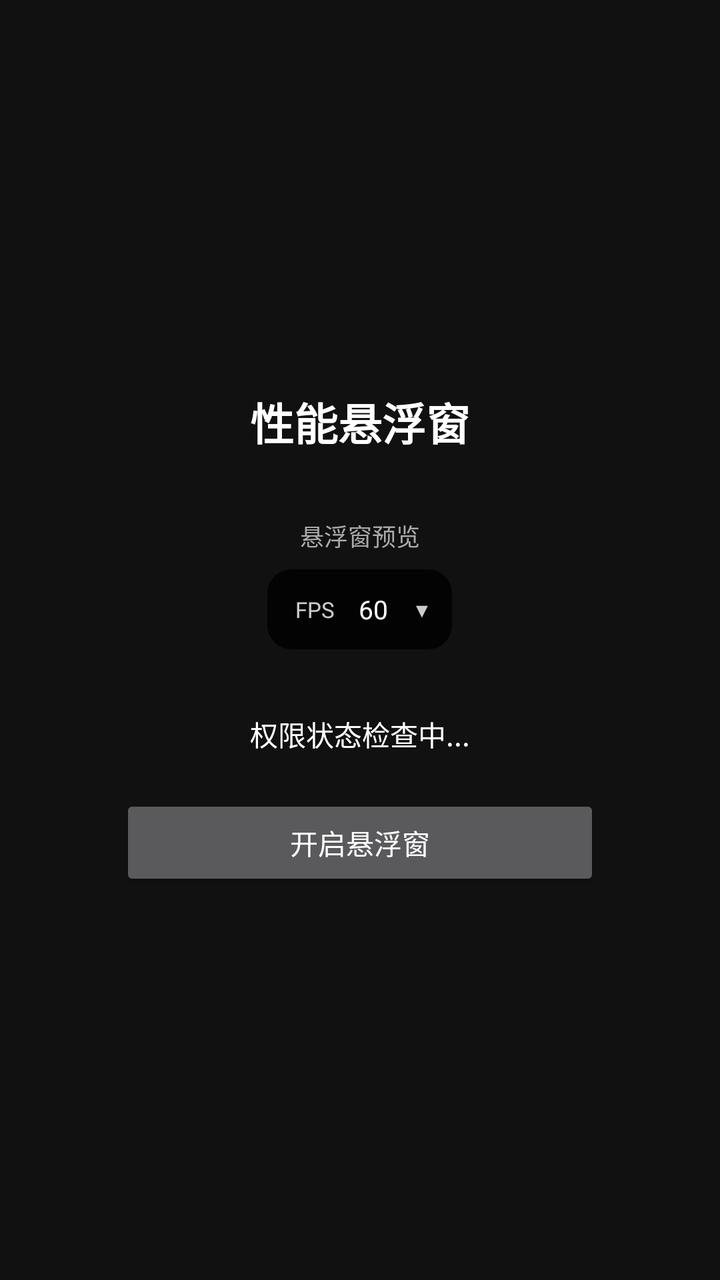
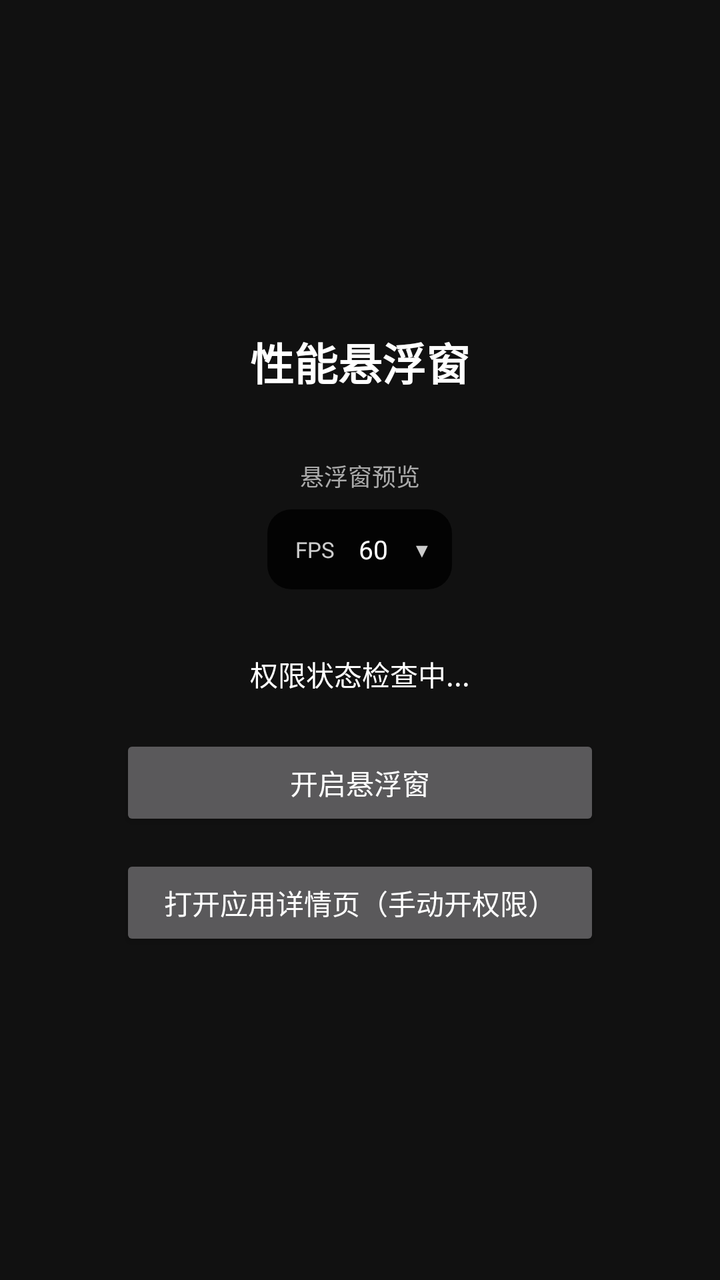

The first picture is an Android layout as it rendered before a commit; the second is the same layout after the commit. The layout source and the unified diff follow.
<!-- AndroidManifest.xml: application theme Theme.PerfOverlay -->
<!-- res/layout/activity_main.xml -->
<?xml version="1.0" encoding="utf-8"?>

<LinearLayout xmlns:android="http://schemas.android.com/apk/res/android"
    android:layout_width="match_parent"
    android:layout_height="match_parent"
    android:orientation="vertical"
    android:gravity="center"
    android:padding="24dp"
    android:background="#111111">

    <TextView
        android:layout_width="wrap_content"
        android:layout_height="wrap_content"
        android:text="@string/app_name"
        android:textColor="#FFFFFF"
        android:textSize="22sp"
        android:textStyle="bold"
        android:layout_marginBottom="32dp"/>

    <TextView
        android:layout_width="wrap_content"
        android:layout_height="wrap_content"
        android:text="悬浮窗预览"
        android:textColor="#AAAAAA"
        android:textSize="12sp"
        android:layout_marginBottom="8dp"/>

    <LinearLayout
        android:layout_width="wrap_content"
        android:layout_height="40dp"
        android:background="@drawable/overlay_bg"
        android:orientation="horizontal"
        android:gravity="center_vertical"
        android:paddingStart="14dp"
        android:paddingEnd="10dp"
        android:layout_marginBottom="32dp">

        <TextView
            android:text="FPS"
            android:textColor="#CCFFFFFF"
            android:textSize="11sp"
            android:layout_width="wrap_content"
            android:layout_height="wrap_content"/>

        <TextView
            android:text="60"
            android:textColor="#FFFFFF"
            android:textSize="13sp"
            android:layout_marginStart="12dp"
            android:layout_width="wrap_content"
            android:layout_height="wrap_content"/>

        <TextView
            android:text="▼"
            android:textColor="#CCFFFFFF"
            android:textSize="10sp"
            android:layout_marginStart="12dp"
            android:layout_width="wrap_content"
            android:layout_height="wrap_content"/>
    </LinearLayout>

    <TextView
        android:id="@+id/tvStatus"
        android:layout_width="wrap_content"
        android:layout_height="wrap_content"
        android:text="权限状态检查中..."
        android:textColor="#FFFFFF"
        android:textSize="14sp"
        android:layout_marginBottom="20dp"/>

    <Button
        android:id="@+id/btnToggle"
        android:layout_width="240dp"
        android:layout_height="wrap_content"
        android:text="开启悬浮窗"/>

</LinearLayout>
<!-- resources referenced by this layout -->
<resources>
  <!-- drawable overlay_bg (drawable) -->
  <?xml version="1.0" encoding="utf-8"?>
  
  <shape xmlns:android="http://schemas.android.com/apk/res/android"
      android:shape="rectangle">
      <solid android:color="#CC000000"/>
      <corners android:radius="12dp"/>
  </shape>
  <string name="app_name">性能悬浮窗</string>
  <style name="Theme.PerfOverlay" parent="Theme.AppCompat.NoActionBar">
          <item name="android:statusBarColor">#111111</item>
          <item name="android:windowBackground">#111111</item>
      </style>
</resources>

<!-- the commit's change to res/layout/activity_main.xml (unified diff, before → after) -->
@@ -73,5 +73,11 @@
         android:layout_width="240dp"
         android:layout_height="wrap_content"
         android:text="开启悬浮窗"/>
+    <Button
+        android:id="@+id/btnDetail"
+        android:layout_width="240dp"
+        android:layout_height="wrap_content"
+        android:layout_marginTop="12dp"
+        android:text="打开应用详情页（手动开权限）"/>
 
 </LinearLayout>
